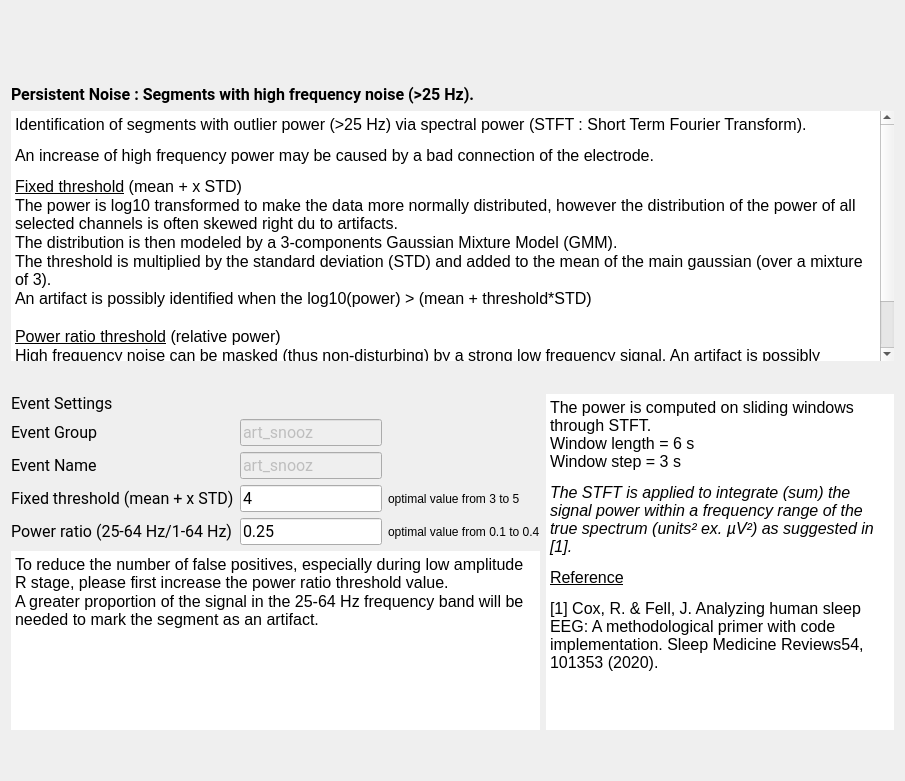
SnoozToolbox/snooz-package-ceams, file tools/CEAMSTools/DetectArtifacts/PersistentNoiseStep/Ui_PersistentNoiseStep.ui: the form before one commit.
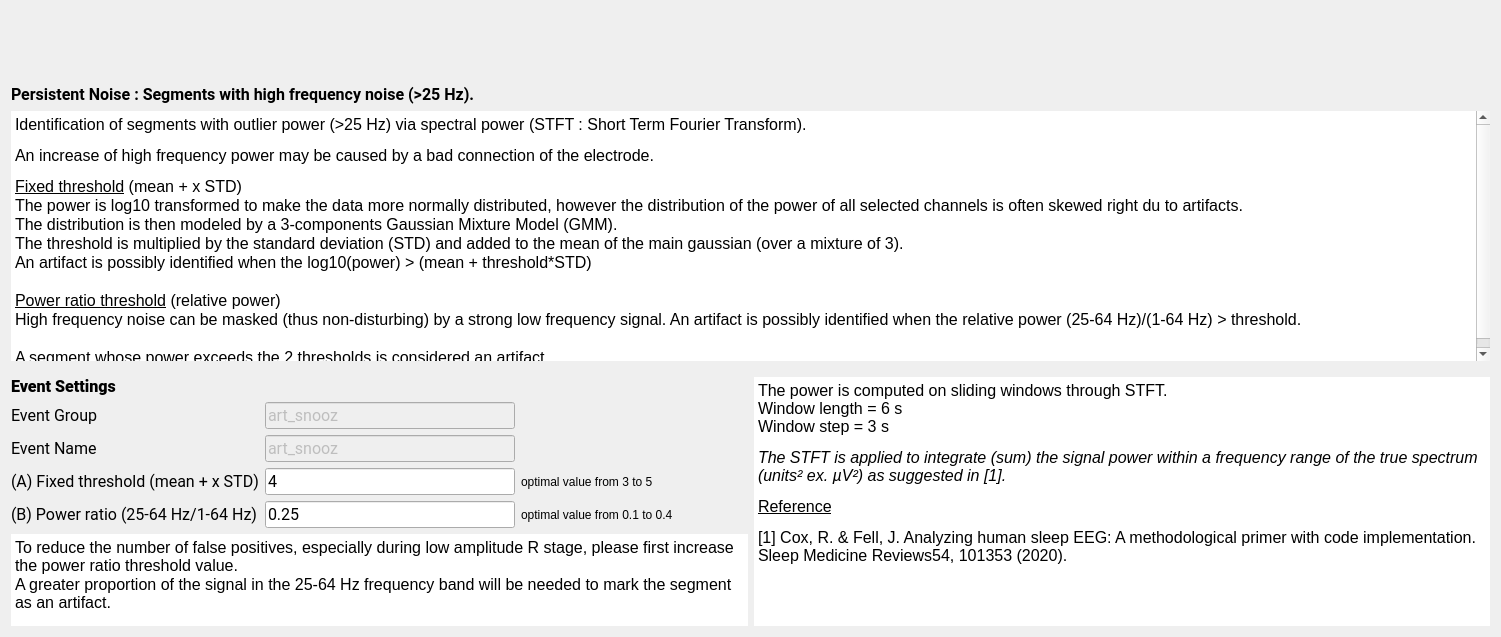
The form after the commit. Icons and pictures are not drawn.

Commit message: Code the thresholds modification based on the chosen set of default values.

The edit to the form file:
```diff
--- a/tools/CEAMSTools/DetectArtifacts/PersistentNoiseStep/Ui_PersistentNoiseStep.ui
+++ b/tools/CEAMSTools/DetectArtifacts/PersistentNoiseStep/Ui_PersistentNoiseStep.ui
@@ -5,8 +5,8 @@
    <rect>
     <x>0</x>
     <y>0</y>
-    <width>905</width>
-    <height>781</height>
+    <width>1501</width>
+    <height>637</height>
    </rect>
   </property>
   <property name="windowTitle">
@@ -86,7 +86,6 @@
         <font>
          <family>Roboto</family>
          <pointsize>12</pointsize>
-         <weight>50</weight>
          <italic>false</italic>
          <bold>false</bold>
         </font>
@@ -132,34 +131,40 @@
         <bool>true</bool>
        </property>
        <property name="html">
-        <string>&lt;!DOCTYPE HTML PUBLIC "-//W3C//DTD HTML 4.0//EN" "http://www.w3.org/TR/REC-html40/strict.dtd"&gt;
-&lt;html&gt;&lt;head&gt;&lt;meta name="qrichtext" content="1" /&gt;&lt;style type="text/css"&gt;
+        <string>&lt;!DOCTYPE HTML PUBLIC &quot;-//W3C//DTD HTML 4.0//EN&quot; &quot;http://www.w3.org/TR/REC-html40/strict.dtd&quot;&gt;
+&lt;html&gt;&lt;head&gt;&lt;meta name=&quot;qrichtext&quot; content=&quot;1&quot; /&gt;&lt;meta charset=&quot;utf-8&quot; /&gt;&lt;style type=&quot;text/css&quot;&gt;
 p, li { white-space: pre-wrap; }
-&lt;/style&gt;&lt;/head&gt;&lt;body style=" font-family:'Roboto'; font-size:12pt; font-weight:400; font-style:normal;"&gt;
-&lt;p style=" margin-top:12px; margin-bottom:12px; margin-left:0px; margin-right:0px; -qt-block-indent:0; text-indent:0px;"&gt;&lt;span style=" color:#000000;"&gt;Identification of segments with outlier power (&amp;gt;25 Hz) via spectral power (STFT : Short Term Fourier Transform).&lt;/span&gt;&lt;/p&gt;
-&lt;p style=" margin-top:12px; margin-bottom:12px; margin-left:0px; margin-right:0px; -qt-block-indent:0; text-indent:0px;"&gt;&lt;span style=" color:#000000;"&gt;An increase of high frequency power may be caused by a bad connection of the electrode.&lt;/span&gt;&lt;/p&gt;
-&lt;p style=" margin-top:0px; margin-bottom:0px; margin-left:0px; margin-right:0px; -qt-block-indent:0; text-indent:0px;"&gt;&lt;span style=" text-decoration: underline;"&gt;Fixed threshold&lt;/span&gt;&lt;span style=" color:#000000;"&gt; (mean + x STD)&lt;/span&gt;&lt;/p&gt;
-&lt;p style=" margin-top:0px; margin-bottom:0px; margin-left:0px; margin-right:0px; -qt-block-indent:0; text-indent:0px;"&gt;The power is log10 transformed to make the data more normally distributed, however the distribution of the power of all selected channels is often skewed right du to artifacts.&lt;/p&gt;
-&lt;p style=" margin-top:0px; margin-bottom:0px; margin-left:0px; margin-right:0px; -qt-block-indent:0; text-indent:0px;"&gt;The distribution is then modeled by a 3-components Gaussian Mixture Model (GMM).&lt;/p&gt;
-&lt;p style=" margin-top:0px; margin-bottom:0px; margin-left:0px; margin-right:0px; -qt-block-indent:0; text-indent:0px;"&gt;The threshold is multiplied by the standard deviation (STD) and added to the mean of the main gaussian (over a mixture of 3).&lt;/p&gt;
-&lt;p style=" margin-top:0px; margin-bottom:0px; margin-left:0px; margin-right:0px; -qt-block-indent:0; text-indent:0px;"&gt;An artifact is possibly identified when the log10(power) &amp;gt; (mean + threshold*STD)&lt;/p&gt;
-&lt;p style="-qt-paragraph-type:empty; margin-top:0px; margin-bottom:0px; margin-left:0px; margin-right:0px; -qt-block-indent:0; text-indent:0px;"&gt;&lt;br /&gt;&lt;/p&gt;
-&lt;p style=" margin-top:0px; margin-bottom:0px; margin-left:0px; margin-right:0px; -qt-block-indent:0; text-indent:0px;"&gt;&lt;span style=" text-decoration: underline;"&gt;Power ratio threshold&lt;/span&gt; (relative power)&lt;/p&gt;
-&lt;p style=" margin-top:0px; margin-bottom:0px; margin-left:0px; margin-right:0px; -qt-block-indent:0; text-indent:0px;"&gt;High frequency noise can be masked (thus non-disturbing) by a strong low frequency signal. An artifact is possibly identified when the relative power (25-64 Hz)/(1-64 Hz) &amp;gt; threshold.&lt;/p&gt;
-&lt;p style="-qt-paragraph-type:empty; margin-top:0px; margin-bottom:0px; margin-left:0px; margin-right:0px; -qt-block-indent:0; text-indent:0px;"&gt;&lt;br /&gt;&lt;/p&gt;
-&lt;p style=" margin-top:0px; margin-bottom:0px; margin-left:0px; margin-right:0px; -qt-block-indent:0; text-indent:0px;"&gt;A segment whose power exceeds the 2 thresholds is considered an artifact.&lt;/p&gt;&lt;/body&gt;&lt;/html&gt;</string>
+hr { height: 1px; border-width: 0; }
+li.unchecked::marker { content: &quot;\2610&quot;; }
+li.checked::marker { content: &quot;\2612&quot;; }
+&lt;/style&gt;&lt;/head&gt;&lt;body style=&quot; font-family:'Roboto'; font-size:12pt; font-weight:400; font-style:normal;&quot;&gt;
+&lt;p style=&quot; margin-top:12px; margin-bottom:12px; margin-left:0px; margin-right:0px; -qt-block-indent:0; text-indent:0px;&quot;&gt;&lt;span style=&quot; color:#000000;&quot;&gt;Identification of segments with outlier power (&amp;gt;25 Hz) via spectral power (STFT : Short Term Fourier Transform).&lt;/span&gt;&lt;/p&gt;
+&lt;p style=&quot; margin-top:12px; margin-bottom:12px; margin-left:0px; margin-right:0px; -qt-block-indent:0; text-indent:0px;&quot;&gt;&lt;span style=&quot; color:#000000;&quot;&gt;An increase of high frequency power may be caused by a bad connection of the electrode.&lt;/span&gt;&lt;/p&gt;
+&lt;p style=&quot; margin-top:0px; margin-bottom:0px; margin-left:0px; margin-right:0px; -qt-block-indent:0; text-indent:0px;&quot;&gt;&lt;span style=&quot; text-decoration: underline;&quot;&gt;Fixed threshold&lt;/span&gt;&lt;span style=&quot; color:#000000;&quot;&gt; (mean + x STD)&lt;/span&gt;&lt;/p&gt;
+&lt;p style=&quot; margin-top:0px; margin-bottom:0px; margin-left:0px; margin-right:0px; -qt-block-indent:0; text-indent:0px;&quot;&gt;The power is log10 transformed to make the data more normally distributed, however the distribution of the power of all selected channels is often skewed right du to artifacts.&lt;/p&gt;
+&lt;p style=&quot; margin-top:0px; margin-bottom:0px; margin-left:0px; margin-right:0px; -qt-block-indent:0; text-indent:0px;&quot;&gt;The distribution is then modeled by a 3-components Gaussian Mixture Model (GMM).&lt;/p&gt;
+&lt;p style=&quot; margin-top:0px; margin-bottom:0px; margin-left:0px; margin-right:0px; -qt-block-indent:0; text-indent:0px;&quot;&gt;The threshold is multiplied by the standard deviation (STD) and added to the mean of the main gaussian (over a mixture of 3).&lt;/p&gt;
+&lt;p style=&quot; margin-top:0px; margin-bottom:0px; margin-left:0px; margin-right:0px; -qt-block-indent:0; text-indent:0px;&quot;&gt;An artifact is possibly identified when the log10(power) &amp;gt; (mean + threshold*STD)&lt;/p&gt;
+&lt;p style=&quot;-qt-paragraph-type:empty; margin-top:0px; margin-bottom:0px; margin-left:0px; margin-right:0px; -qt-block-indent:0; text-indent:0px;&quot;&gt;&lt;br /&gt;&lt;/p&gt;
+&lt;p style=&quot; margin-top:0px; margin-bottom:0px; margin-left:0px; margin-right:0px; -qt-block-indent:0; text-indent:0px;&quot;&gt;&lt;span style=&quot; text-decoration: underline;&quot;&gt;Power ratio threshold&lt;/span&gt; (relative power)&lt;/p&gt;
+&lt;p style=&quot; margin-top:0px; margin-bottom:0px; margin-left:0px; margin-right:0px; -qt-block-indent:0; text-indent:0px;&quot;&gt;High frequency noise can be masked (thus non-disturbing) by a strong low frequency signal. An artifact is possibly identified when the relative power (25-64 Hz)/(1-64 Hz) &amp;gt; threshold.&lt;/p&gt;
+&lt;p style=&quot;-qt-paragraph-type:empty; margin-top:0px; margin-bottom:0px; margin-left:0px; margin-right:0px; -qt-block-indent:0; text-indent:0px;&quot;&gt;&lt;br /&gt;&lt;/p&gt;
+&lt;p style=&quot; margin-top:0px; margin-bottom:0px; margin-left:0px; margin-right:0px; -qt-block-indent:0; text-indent:0px;&quot;&gt;A segment whose power exceeds the 2 thresholds is considered an artifact.&lt;/p&gt;&lt;/body&gt;&lt;/html&gt;</string>
        </property>
       </widget>
      </item>
      <item>
       <spacer name="verticalSpacer">
        <property name="orientation">
-        <enum>Qt::Vertical</enum>
+        <enum>Qt::Orientation::Vertical</enum>
+       </property>
+       <property name="sizeType">
+        <enum>QSizePolicy::Policy::Fixed</enum>
        </property>
        <property name="sizeHint" stdset="0">
         <size>
          <width>20</width>
-         <height>40</height>
+         <height>10</height>
         </size>
        </property>
       </spacer>
@@ -172,6 +177,12 @@
       <layout class="QVBoxLayout" name="verticalLayout">
        <item>
         <widget class="QLabel" name="label_4">
+         <property name="sizePolicy">
+          <sizepolicy hsizetype="Fixed" vsizetype="Fixed">
+           <horstretch>0</horstretch>
+           <verstretch>0</verstretch>
+          </sizepolicy>
+         </property>
          <property name="maximumSize">
           <size>
            <width>16777215</width>
@@ -182,13 +193,12 @@
           <font>
            <family>Roboto</family>
            <pointsize>12</pointsize>
-           <weight>50</weight>
            <italic>false</italic>
            <bold>false</bold>
           </font>
          </property>
          <property name="text">
-          <string>Event Settings</string>
+          <string>&lt;html&gt;&lt;head/&gt;&lt;body&gt;&lt;p&gt;&lt;span style=&quot; font-weight:700;&quot;&gt;Event Settings&lt;/span&gt;&lt;/p&gt;&lt;/body&gt;&lt;/html&gt;</string>
          </property>
         </widget>
        </item>
@@ -196,6 +206,12 @@
         <layout class="QGridLayout" name="gridLayout">
          <item row="0" column="0">
           <widget class="QLabel" name="label_3">
+           <property name="sizePolicy">
+            <sizepolicy hsizetype="Fixed" vsizetype="Preferred">
+             <horstretch>0</horstretch>
+             <verstretch>0</verstretch>
+            </sizepolicy>
+           </property>
            <property name="minimumSize">
             <size>
              <width>140</width>
@@ -206,7 +222,6 @@
             <font>
              <family>Roboto</family>
              <pointsize>12</pointsize>
-             <weight>50</weight>
              <italic>false</italic>
              <bold>false</bold>
             </font>
@@ -231,7 +246,6 @@
             <font>
              <family>Roboto</family>
              <pointsize>12</pointsize>
-             <weight>50</weight>
              <italic>false</italic>
              <bold>false</bold>
             </font>
@@ -256,7 +270,6 @@
             <font>
              <family>Roboto</family>
              <pointsize>12</pointsize>
-             <weight>50</weight>
              <italic>false</italic>
              <bold>false</bold>
             </font>
@@ -281,7 +294,6 @@
             <font>
              <family>Roboto</family>
              <pointsize>12</pointsize>
-             <weight>50</weight>
              <italic>false</italic>
              <bold>false</bold>
             </font>
@@ -302,11 +314,16 @@
              <height>0</height>
             </size>
            </property>
+           <property name="maximumSize">
+            <size>
+             <width>270</width>
+             <height>16777215</height>
+            </size>
+           </property>
            <property name="font">
             <font>
              <family>Roboto</family>
              <pointsize>12</pointsize>
-             <weight>50</weight>
              <italic>false</italic>
              <bold>false</bold>
             </font>
@@ -315,7 +332,7 @@
             <number>0</number>
            </property>
            <property name="text">
-            <string>&lt;html&gt;&lt;head/&gt;&lt;body&gt;&lt;p&gt;Fixed threshold (mean + x STD)&lt;/p&gt;&lt;/body&gt;&lt;/html&gt;</string>
+            <string>&lt;html&gt;&lt;head/&gt;&lt;body&gt;&lt;p&gt;(A) Fixed threshold (mean + x STD)&lt;/p&gt;&lt;/body&gt;&lt;/html&gt;</string>
            </property>
            <property name="textFormat">
             <enum>Qt::RichText</enum>
@@ -334,7 +351,6 @@
             <font>
              <family>Roboto</family>
              <pointsize>12</pointsize>
-             <weight>50</weight>
              <italic>false</italic>
              <bold>false</bold>
             </font>
@@ -349,6 +365,12 @@
          </item>
          <item row="2" column="2">
           <widget class="QLabel" name="label_2">
+           <property name="maximumSize">
+            <size>
+             <width>250</width>
+             <height>16777215</height>
+            </size>
+           </property>
            <property name="text">
             <string>optimal value from 3 to 5</string>
            </property>
@@ -356,17 +378,22 @@
          </item>
          <item row="3" column="0">
           <widget class="QLabel" name="label">
+           <property name="maximumSize">
+            <size>
+             <width>270</width>
+             <height>16777215</height>
+            </size>
+           </property>
            <property name="font">
             <font>
              <family>Roboto</family>
              <pointsize>12</pointsize>
-             <weight>50</weight>
              <italic>false</italic>
              <bold>false</bold>
             </font>
            </property>
            <property name="text">
-            <string>Power ratio (25-64 Hz/1-64 Hz)</string>
+            <string>(B) Power ratio (25-64 Hz/1-64 Hz)</string>
            </property>
           </widget>
          </item>
@@ -388,7 +415,6 @@
             <font>
              <family>Roboto</family>
              <pointsize>12</pointsize>
-             <weight>50</weight>
              <italic>false</italic>
              <bold>false</bold>
             </font>
@@ -400,6 +426,12 @@
          </item>
          <item row="3" column="2">
           <widget class="QLabel" name="label_6">
+           <property name="maximumSize">
+            <size>
+             <width>250</width>
+             <height>16777215</height>
+            </size>
+           </property>
            <property name="text">
             <string>optimal value from 0.1 to 0.4</string>
            </property>
@@ -430,7 +462,7 @@
         <string notr="true" />
        </property>
        <property name="frameShape">
-        <enum>QFrame::HLine</enum>
+        <enum>QFrame::Shape::NoFrame</enum>
        </property>
        <property name="frameShadow">
         <enum>QFrame::Plain</enum>
@@ -442,14 +474,17 @@
         <bool>true</bool>
        </property>
        <property name="html">
-        <string>&lt;!DOCTYPE HTML PUBLIC "-//W3C//DTD HTML 4.0//EN" "http://www.w3.org/TR/REC-html40/strict.dtd"&gt;
-&lt;html&gt;&lt;head&gt;&lt;meta name="qrichtext" content="1" /&gt;&lt;style type="text/css"&gt;
+        <string>&lt;!DOCTYPE HTML PUBLIC &quot;-//W3C//DTD HTML 4.0//EN&quot; &quot;http://www.w3.org/TR/REC-html40/strict.dtd&quot;&gt;
+&lt;html&gt;&lt;head&gt;&lt;meta name=&quot;qrichtext&quot; content=&quot;1&quot; /&gt;&lt;meta charset=&quot;utf-8&quot; /&gt;&lt;style type=&quot;text/css&quot;&gt;
 p, li { white-space: pre-wrap; }
-&lt;/style&gt;&lt;/head&gt;&lt;body style=" font-family:'Roboto'; font-size:12pt; font-weight:400; font-style:normal;"&gt;
-&lt;p style=" margin-top:12px; margin-bottom:12px; margin-left:0px; margin-right:0px; -qt-block-indent:0; text-indent:0px;"&gt;&lt;span style=" color:#000000;"&gt;The power is computed on sliding windows through STFT.&lt;br /&gt;Window length = 6 s&lt;br /&gt;Window step = 3 s &lt;/span&gt;&lt;/p&gt;
-&lt;p style=" margin-top:12px; margin-bottom:12px; margin-left:0px; margin-right:0px; -qt-block-indent:0; text-indent:0px;"&gt;&lt;span style=" font-style:italic; color:#000000;"&gt;The STFT is applied to integrate (sum) the signal power within a frequency range of the true spectrum (units&#178; ex. &#181;V&#178;) as suggested in [1].&lt;/span&gt;&lt;/p&gt;
-&lt;p style=" margin-top:12px; margin-bottom:12px; margin-left:0px; margin-right:0px; -qt-block-indent:0; text-indent:0px;"&gt;&lt;a href="https://pubmed.ncbi.nlm.nih.gov/12723066/"&gt;&lt;span style=" text-decoration: underline; color:#000000;"&gt;Reference&lt;/span&gt;&lt;/a&gt;&lt;/p&gt;
-&lt;p style=" margin-top:12px; margin-bottom:12px; margin-left:0px; margin-right:0px; -qt-block-indent:0; text-indent:0px;"&gt;&lt;span style=" color:#000000;"&gt;[1] Cox, R. &amp;amp; Fell, J. Analyzing human sleep EEG: A methodological primer with code implementation. Sleep Medicine Reviews54, 101353 (2020).&lt;/span&gt;&lt;/p&gt;&lt;/body&gt;&lt;/html&gt;</string>
+hr { height: 1px; border-width: 0; }
+li.unchecked::marker { content: &quot;\2610&quot;; }
+li.checked::marker { content: &quot;\2612&quot;; }
+&lt;/style&gt;&lt;/head&gt;&lt;body style=&quot; font-family:'Roboto'; font-size:12pt; font-weight:400; font-style:normal;&quot;&gt;
+&lt;p style=&quot; margin-top:12px; margin-bottom:12px; margin-left:0px; margin-right:0px; -qt-block-indent:0; text-indent:0px;&quot;&gt;&lt;span style=&quot; color:#000000;&quot;&gt;The power is computed on sliding windows through STFT.&lt;br /&gt;Window length = 6 s&lt;br /&gt;Window step = 3 s &lt;/span&gt;&lt;/p&gt;
+&lt;p style=&quot; margin-top:12px; margin-bottom:12px; margin-left:0px; margin-right:0px; -qt-block-indent:0; text-indent:0px;&quot;&gt;&lt;span style=&quot; font-style:italic; color:#000000;&quot;&gt;The STFT is applied to integrate (sum) the signal power within a frequency range of the true spectrum (units² ex. µV²) as suggested in [1].&lt;/span&gt;&lt;/p&gt;
+&lt;p style=&quot; margin-top:12px; margin-bottom:12px; margin-left:0px; margin-right:0px; -qt-block-indent:0; text-indent:0px;&quot;&gt;&lt;a href=&quot;https://pubmed.ncbi.nlm.nih.gov/12723066/&quot;&gt;&lt;span style=&quot; text-decoration: underline; color:#000000;&quot;&gt;Reference&lt;/span&gt;&lt;/a&gt;&lt;/p&gt;
+&lt;p style=&quot; margin-top:12px; margin-bottom:12px; margin-left:0px; margin-right:0px; -qt-block-indent:0; text-indent:0px;&quot;&gt;&lt;span style=&quot; color:#000000;&quot;&gt;[1] Cox, R. &amp;amp; Fell, J. Analyzing human sleep EEG: A methodological primer with code implementation. Sleep Medicine Reviews54, 101353 (2020).&lt;/span&gt;&lt;/p&gt;&lt;/body&gt;&lt;/html&gt;</string>
        </property>
       </widget>
      </item>
@@ -458,7 +493,7 @@
        <property name="maximumSize">
         <size>
          <width>16777215</width>
-         <height>16777215</height>
+         <height>130</height>
         </size>
        </property>
        <property name="frameShape">
@@ -471,33 +506,20 @@
         <bool>true</bool>
        </property>
        <property name="html">
-        <string>&lt;!DOCTYPE HTML PUBLIC "-//W3C//DTD HTML 4.0//EN" "http://www.w3.org/TR/REC-html40/strict.dtd"&gt;
-&lt;html&gt;&lt;head&gt;&lt;meta name="qrichtext" content="1" /&gt;&lt;style type="text/css"&gt;
+        <string>&lt;!DOCTYPE HTML PUBLIC &quot;-//W3C//DTD HTML 4.0//EN&quot; &quot;http://www.w3.org/TR/REC-html40/strict.dtd&quot;&gt;
+&lt;html&gt;&lt;head&gt;&lt;meta name=&quot;qrichtext&quot; content=&quot;1&quot; /&gt;&lt;meta charset=&quot;utf-8&quot; /&gt;&lt;style type=&quot;text/css&quot;&gt;
 p, li { white-space: pre-wrap; }
-&lt;/style&gt;&lt;/head&gt;&lt;body style=" font-family:'Roboto'; font-size:12pt; font-weight:400; font-style:normal;"&gt;
-&lt;p style=" margin-top:0px; margin-bottom:0px; margin-left:0px; margin-right:0px; -qt-block-indent:0; text-indent:0px;"&gt;To reduce the number of false positives, especially during low amplitude R stage, please first increase the power ratio threshold value.&lt;/p&gt;
-&lt;p style=" margin-top:0px; margin-bottom:0px; margin-left:0px; margin-right:0px; -qt-block-indent:0; text-indent:0px;"&gt;A greater proportion of the signal in the 25-64 Hz frequency band will be needed to mark the segment as an artifact.&lt;/p&gt;&lt;/body&gt;&lt;/html&gt;</string>
+hr { height: 1px; border-width: 0; }
+li.unchecked::marker { content: &quot;\2610&quot;; }
+li.checked::marker { content: &quot;\2612&quot;; }
+&lt;/style&gt;&lt;/head&gt;&lt;body style=&quot; font-family:'Roboto'; font-size:12pt; font-weight:400; font-style:normal;&quot;&gt;
+&lt;p style=&quot; margin-top:0px; margin-bottom:0px; margin-left:0px; margin-right:0px; -qt-block-indent:0; text-indent:0px;&quot;&gt;To reduce the number of false positives, especially during low amplitude R stage, please first increase the power ratio threshold value.&lt;/p&gt;
+&lt;p style=&quot; margin-top:0px; margin-bottom:0px; margin-left:0px; margin-right:0px; -qt-block-indent:0; text-indent:0px;&quot;&gt;A greater proportion of the signal in the 25-64 Hz frequency band will be needed to mark the segment as an artifact.&lt;/p&gt;&lt;/body&gt;&lt;/html&gt;</string>
        </property>
       </widget>
      </item>
     </layout>
    </item>
-   <item>
-    <spacer name="verticalSpacer_3">
-     <property name="orientation">
-      <enum>Qt::Vertical</enum>
-     </property>
-     <property name="sizeType">
-      <enum>QSizePolicy::Minimum</enum>
-     </property>
-     <property name="sizeHint" stdset="0">
-      <size>
-       <width>20</width>
-       <height>40</height>
-      </size>
-     </property>
-    </spacer>
-   </item>
   </layout>
  </widget>
  <resources>
```
Left out of the diff: 42 changed lines with no effect on the pictures. The commit also changes 21 other files.
